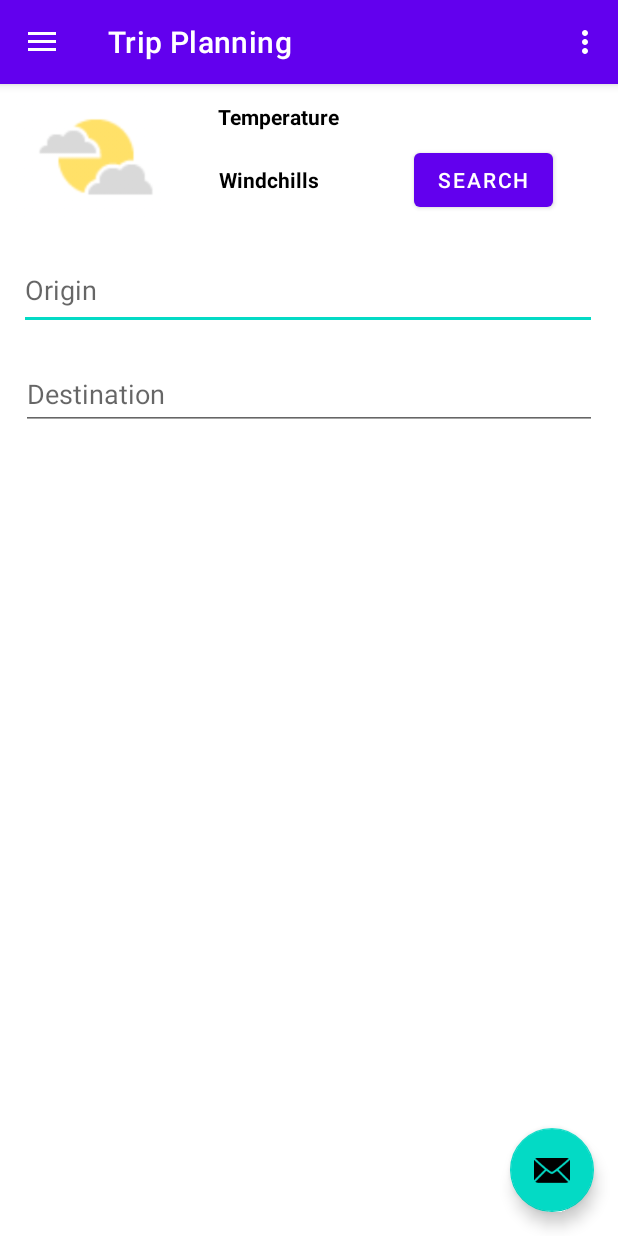
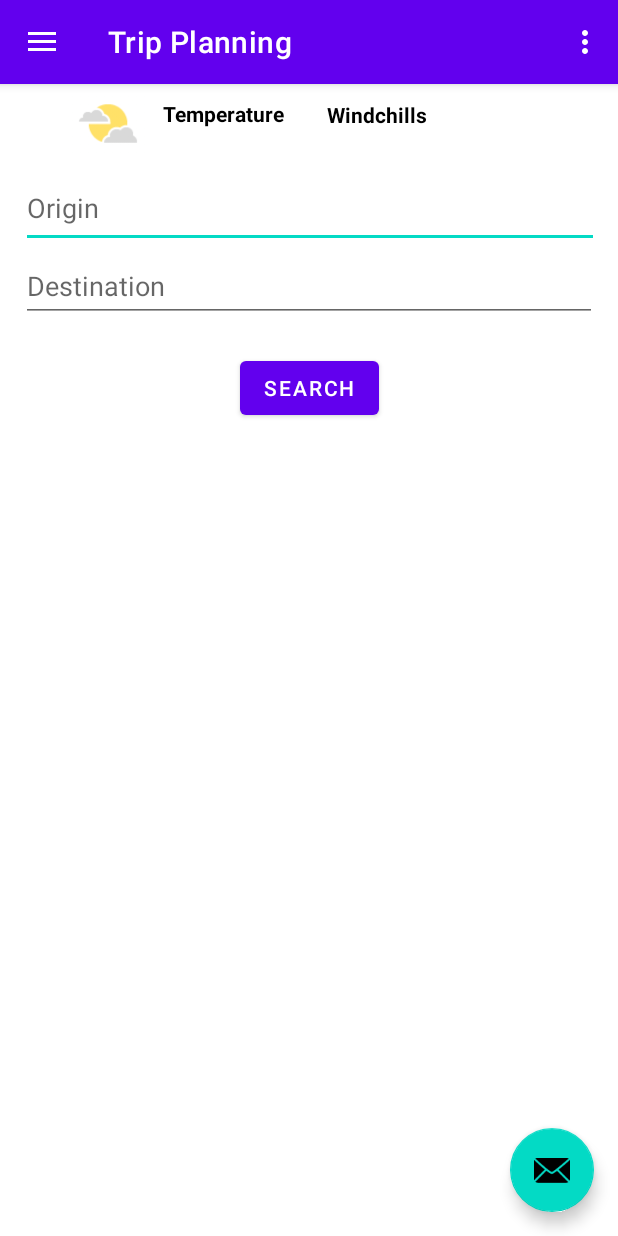
Before and after one commit to HrutilPatel/OnMyTrip, an Android app: the screen it shows after launch (MainActivity), in the side drawer, after a tap on "Trip Planning", on a phone screen of 412 x 824 dp. Run offline under Robolectric (Android 15) with nearby library versions, the phone set to English and light mode, and no system bars; our stand-ins replace navigation-ui; libraries missing offline, so code that uses them is left out: com.journeyapps.barcodescanner.

Commit message:
Trip-Planning cum Weather Merge

```diff
--- a/app/src/main/res/layout/fragment_tripplanning.xml
+++ b/app/src/main/res/layout/fragment_tripplanning.xml
@@ -15,10 +15,10 @@
         android:textStyle="bold"
         app:layout_constraintBottom_toTopOf="@+id/editTextText"
         app:layout_constraintEnd_toEndOf="parent"
-        app:layout_constraintHorizontal_bias="0.162"
+        app:layout_constraintHorizontal_bias="0.544"
         app:layout_constraintStart_toEndOf="@+id/imageButton"
         app:layout_constraintTop_toTopOf="parent"
-        app:layout_constraintVertical_bias="0.708" />
+        app:layout_constraintVertical_bias="0.473" />
 
     <TextView
         android:id="@+id/temperature"
@@ -29,21 +29,21 @@
         android:textStyle="bold"
         app:layout_constraintBottom_toTopOf="@+id/editTextText"
         app:layout_constraintEnd_toEndOf="parent"
-        app:layout_constraintHorizontal_bias="0.165"
+        app:layout_constraintHorizontal_bias="0.055"
         app:layout_constraintStart_toEndOf="@+id/imageButton"
         app:layout_constraintTop_toTopOf="parent"
-        app:layout_constraintVertical_bias="0.157" />
+        app:layout_constraintVertical_bias="0.45" />
 
     <ImageView
         android:id="@+id/imageButton"
-        android:layout_width="101dp"
-        android:layout_height="88dp"
+        android:layout_width="52dp"
+        android:layout_height="47dp"
         app:layout_constraintBottom_toTopOf="@+id/editTextText"
         app:layout_constraintEnd_toEndOf="parent"
-        app:layout_constraintHorizontal_bias="0.034"
+        app:layout_constraintHorizontal_bias="0.124"
         app:layout_constraintStart_toStartOf="parent"
         app:layout_constraintTop_toTopOf="parent"
-        app:layout_constraintVertical_bias="0.156"
+        app:layout_constraintVertical_bias="0.214"
         tools:srcCompat="@drawable/weather" />
 
     <EditText
@@ -58,10 +58,10 @@
         android:hint="Origin"
         app:layout_constraintBottom_toBottomOf="parent"
         app:layout_constraintEnd_toEndOf="parent"
-        app:layout_constraintHorizontal_bias="1.0"
+        app:layout_constraintHorizontal_bias="0.0"
         app:layout_constraintStart_toStartOf="parent"
         app:layout_constraintTop_toTopOf="parent"
-        app:layout_constraintVertical_bias="0.143" />
+        app:layout_constraintVertical_bias="0.065" />
 
     <EditText
         android:id="@+id/editTextText2"
@@ -74,22 +74,21 @@
         android:hint="Destination"
         app:layout_constraintBottom_toBottomOf="parent"
         app:layout_constraintEnd_toEndOf="parent"
-        app:layout_constraintHorizontal_bias="1.0"
+        app:layout_constraintHorizontal_bias="0.0"
         app:layout_constraintStart_toStartOf="parent"
         app:layout_constraintTop_toTopOf="parent"
-        app:layout_constraintVertical_bias="0.243" />
+        app:layout_constraintVertical_bias="0.142" />
 
     <Button
         android:id="@+id/button"
         android:layout_width="wrap_content"
         android:layout_height="wrap_content"
         android:text="Search"
-        app:layout_constraintBottom_toTopOf="@+id/editTextText"
+        app:layout_constraintBottom_toTopOf="@+id/listView2"
         app:layout_constraintEnd_toEndOf="parent"
-        app:layout_constraintHorizontal_bias="0.791"
-        app:layout_constraintStart_toEndOf="@+id/imageButton"
-        app:layout_constraintTop_toTopOf="parent"
-        app:layout_constraintVertical_bias="0.637" />
+        app:layout_constraintStart_toStartOf="parent"
+        app:layout_constraintTop_toBottomOf="@+id/editTextText"
+        app:layout_constraintVertical_bias="0.884" />
 
     <ListView
         android:id="@+id/listView2"
```
Also changed, not shown: app/src/main/res/drawable/border.jpeg (added).
